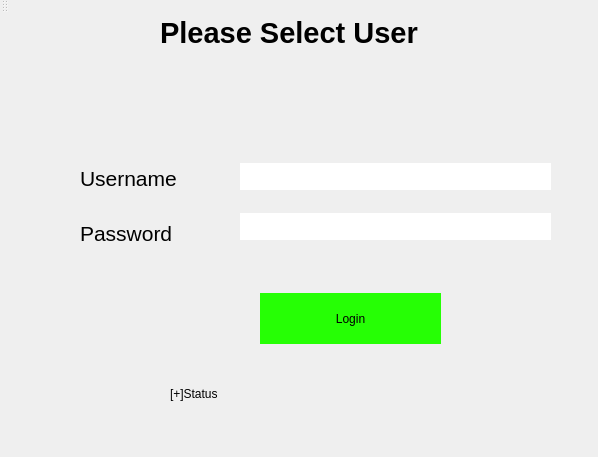
First picture: the form in qtDatabase/mainwindow.ui, repository sahakorn/qtDatabase, before the edit.
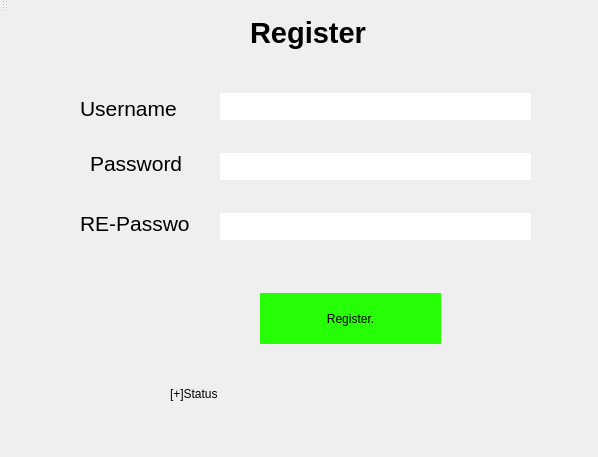
Second picture: the form after the edit.

Commit message: Update , Create Register Form , Login Form in QT. Using sQlite database.

Diff of the .ui file:
```diff
--- a/qtDatabase/mainwindow.ui
+++ b/qtDatabase/mainwindow.ui
@@ -57,7 +57,7 @@
      <property name="geometry">
       <rect>
        <x>50</x>
-       <y>90</y>
+       <y>20</y>
        <width>101</width>
        <height>51</height>
       </rect>
@@ -69,8 +69,8 @@
     <widget class="QLabel" name="label_4">
      <property name="geometry">
       <rect>
-       <x>50</x>
-       <y>140</y>
+       <x>60</x>
+       <y>70</y>
        <width>111</width>
        <height>61</height>
       </rect>
@@ -82,8 +82,8 @@
     <widget class="QLineEdit" name="lineEdit">
      <property name="geometry">
       <rect>
-       <x>210</x>
-       <y>100</y>
+       <x>190</x>
+       <y>30</y>
        <width>311</width>
        <height>27</height>
       </rect>
@@ -97,10 +97,13 @@
      </property>
     </widget>
     <widget class="QLineEdit" name="lineEdit_2">
+     <property name="enabled">
+      <bool>true</bool>
+     </property>
      <property name="geometry">
       <rect>
-       <x>210</x>
-       <y>150</y>
+       <x>190</x>
+       <y>90</y>
        <width>311</width>
        <height>27</height>
       </rect>
@@ -108,6 +111,9 @@
      <property name="styleSheet">
       <string notr="true">background-color: rgb(255, 255, 255);</string>
      </property>
+     <property name="echoMode">
+      <enum>QLineEdit::Password</enum>
+     </property>
     </widget>
     <widget class="QPushButton" name="pushButton">
      <property name="geometry">
@@ -123,21 +129,50 @@
  border-radius: 28px;</string>
      </property>
      <property name="text">
-      <string>Login</string>
+      <string>Register.</string>
+     </property>
+    </widget>
+    <widget class="QLabel" name="label_5">
+     <property name="geometry">
+      <rect>
+       <x>50</x>
+       <y>130</y>
+       <width>111</width>
+       <height>61</height>
+      </rect>
+     </property>
+     <property name="text">
+      <string>&lt;html&gt;&lt;head/&gt;&lt;body&gt;&lt;p&gt;&lt;span style=&quot; font-size:16pt;&quot;&gt;RE-Password&lt;/span&gt;&lt;/p&gt;&lt;/body&gt;&lt;/html&gt;</string>
+     </property>
+    </widget>
+    <widget class="QLineEdit" name="lineEdit_3">
+     <property name="geometry">
+      <rect>
+       <x>190</x>
+       <y>150</y>
+       <width>311</width>
+       <height>27</height>
+      </rect>
+     </property>
+     <property name="styleSheet">
+      <string notr="true">background-color: rgb(255, 255, 255);</string>
+     </property>
+     <property name="echoMode">
+      <enum>QLineEdit::Password</enum>
      </property>
     </widget>
    </widget>
    <widget class="QLabel" name="label_2">
     <property name="geometry">
      <rect>
-      <x>160</x>
+      <x>250</x>
       <y>0</y>
-      <width>321</width>
+      <width>141</width>
       <height>41</height>
      </rect>
     </property>
     <property name="text">
-     <string>&lt;html&gt;&lt;head/&gt;&lt;body&gt;&lt;p&gt;&lt;span style=&quot; font-size:22pt; font-weight:600;&quot;&gt;Please Select User&lt;/span&gt;&lt;/p&gt;&lt;/body&gt;&lt;/html&gt;</string>
+     <string>&lt;html&gt;&lt;head/&gt;&lt;body&gt;&lt;p&gt;&lt;span style=&quot; font-size:22pt; font-weight:600;&quot;&gt;Register&lt;/span&gt;&lt;/p&gt;&lt;/body&gt;&lt;/html&gt;</string>
     </property>
    </widget>
   </widget>
```
The commit also changes 8 other files.
